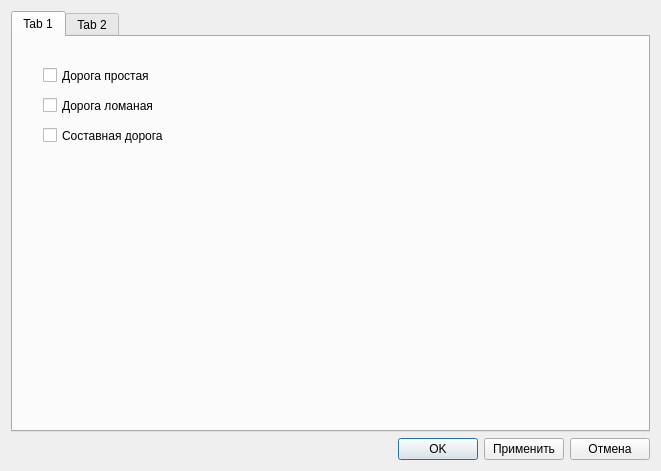
First picture: the form in settingsdialog.ui, repository AlexeyKulbitsky/Constructor, before the edit.
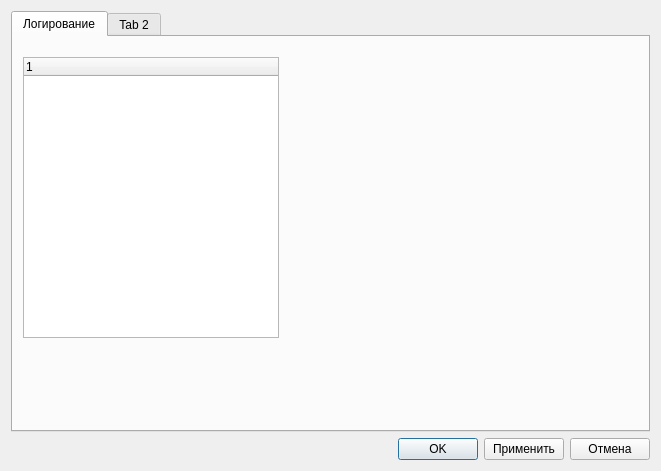
Second picture: the form after the edit.

```diff
--- a/settingsdialog.ui
+++ b/settingsdialog.ui
@@ -14,62 +14,6 @@
    <string>Dialog</string>
   </property>
   <layout class="QGridLayout" name="gridLayout">
-   <item row="0" column="0">
-    <widget class="QTabWidget" name="tabWidget">
-     <property name="currentIndex">
-      <number>0</number>
-     </property>
-     <widget class="QWidget" name="logTab">
-      <attribute name="title">
-       <string>Tab 1</string>
-      </attribute>
-      <widget class="QCheckBox" name="logRoadSimpleCheckBox">
-       <property name="geometry">
-        <rect>
-         <x>30</x>
-         <y>30</y>
-         <width>111</width>
-         <height>17</height>
-        </rect>
-       </property>
-       <property name="text">
-        <string>Дорога простая</string>
-       </property>
-      </widget>
-      <widget class="QCheckBox" name="logRoadBrokenCheckBox">
-       <property name="geometry">
-        <rect>
-         <x>30</x>
-         <y>60</y>
-         <width>121</width>
-         <height>17</height>
-        </rect>
-       </property>
-       <property name="text">
-        <string>Дорога ломаная</string>
-       </property>
-      </widget>
-      <widget class="QCheckBox" name="logCompositeRoadCheckBox">
-       <property name="geometry">
-        <rect>
-         <x>30</x>
-         <y>90</y>
-         <width>121</width>
-         <height>17</height>
-        </rect>
-       </property>
-       <property name="text">
-        <string>Составная дорога</string>
-       </property>
-      </widget>
-     </widget>
-     <widget class="QWidget" name="tab_2">
-      <attribute name="title">
-       <string>Tab 2</string>
-      </attribute>
-     </widget>
-    </widget>
-   </item>
    <item row="1" column="0">
     <layout class="QHBoxLayout" name="horizontalLayout">
      <item>
@@ -108,6 +52,38 @@
      </item>
     </layout>
    </item>
+   <item row="0" column="0">
+    <widget class="QTabWidget" name="tabWidget">
+     <property name="currentIndex">
+      <number>0</number>
+     </property>
+     <widget class="QWidget" name="logTab">
+      <attribute name="title">
+       <string>Логирование</string>
+      </attribute>
+      <widget class="QTreeWidget" name="logTreeWidget">
+       <property name="geometry">
+        <rect>
+         <x>10</x>
+         <y>20</y>
+         <width>256</width>
+         <height>281</height>
+        </rect>
+       </property>
+       <column>
+        <property name="text">
+         <string notr="true">1</string>
+        </property>
+       </column>
+      </widget>
+     </widget>
+     <widget class="QWidget" name="tab_2">
+      <attribute name="title">
+       <string>Tab 2</string>
+      </attribute>
+     </widget>
+    </widget>
+   </item>
   </layout>
  </widget>
  <resources/>
```
Left out of the diff: 35 changed lines with no effect on the pictures.
